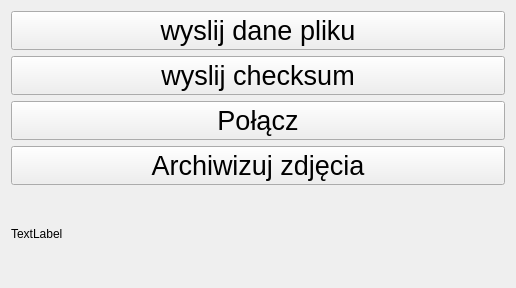
First picture: the form in ClientApplication/src/libs/ui/MainWindow.ui, repository militia11/in, before the edit.
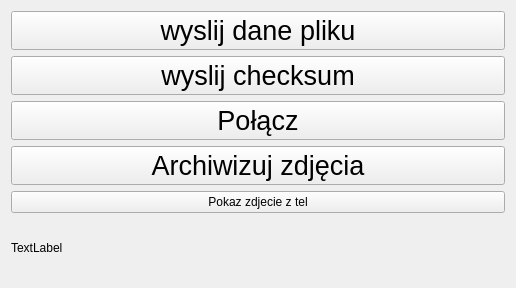
Second picture: the form after the edit.

What changed in the file:
```diff
--- a/ClientApplication/src/libs/ui/MainWindow.ui
+++ b/ClientApplication/src/libs/ui/MainWindow.ui
@@ -69,6 +69,13 @@
       </property>
      </widget>
     </item>
+    <item>
+     <widget class="QPushButton" name="pushButton">
+      <property name="text">
+       <string>Pokaz zdjecie z tel</string>
+      </property>
+     </widget>
+    </item>
     <item>
      <widget class="QLabel" name="label">
       <property name="text">
```
